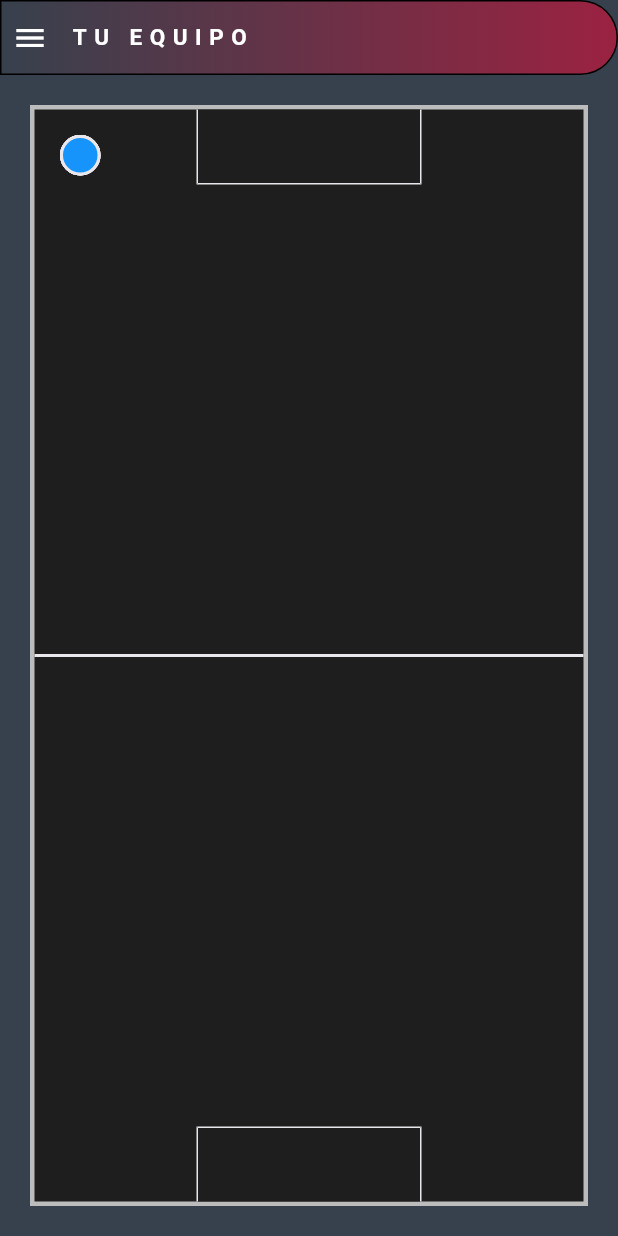
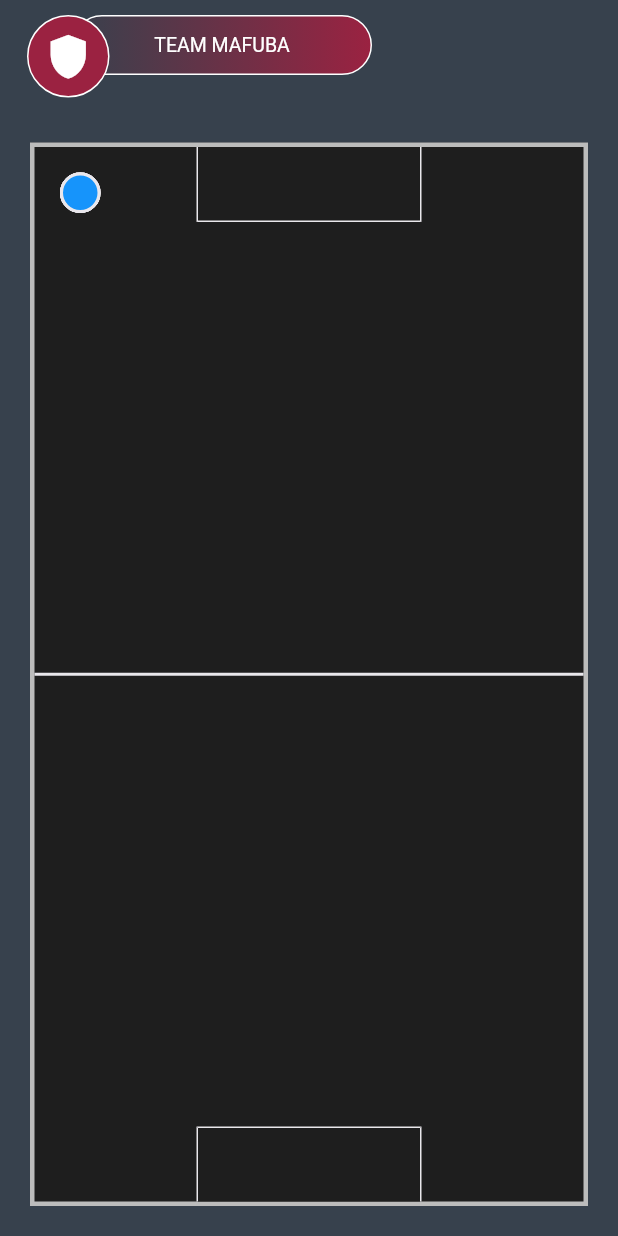
Before and after one commit to Gut333/picaditos_app, a Flutter app: the screen it shows after launch, on a phone screen of 412 x 824 dp. Run offline on Flutter 3.47's test engine with Material 2 defaults, Android fonts, the phone set to English and light mode, and no system bars.

Commit message:
Se hizo una custom AppBar.

```diff
--- a/lib/main.dart
+++ b/lib/main.dart
@@ -1,14 +1,10 @@
-
-
 import 'package:flutter/material.dart';
 import 'package:picaditos_app/src/ui/components/draw_tactics_component.dart';
 import 'package:picaditos_app/src/ui/components/player_button_component.dart';
 import 'package:picaditos_app/src/ui/components/soccer_arena_component.dart';
 import 'dart:ui';
 
-
 // import 'package:mvc_pattern/mvc_pattern.dart';
-
 
 void main() => runApp(const MyApp());
 
@@ -21,12 +17,9 @@ class MyApp extends StatelessWidget {
       title: "Picaditos Manager",
       debugShowCheckedModeBanner: false,
       home: HomePage(),
-
     );
-
   }
 }
-
 
 class PlayerArenaIcon extends StatelessWidget {
   const PlayerArenaIcon({Key? key}) : super(key: key);
@@ -63,7 +56,6 @@ class PlayerArenaIcon extends StatelessWidget {
 
 }
 
-
 class HomePage extends StatefulWidget {
   const HomePage({Key? key}) : super(key: key);
 
@@ -72,16 +64,13 @@ class HomePage extends StatefulWidget {
 }
 
 
-
 class _HomePageState extends State<HomePage> {
   @override
   Widget build(BuildContext context) {
     return SafeArea(
       child: Scaffold(
         backgroundColor: const Color.fromARGB(255, 55, 65, 77),
-        appBar: _appBarModule(),
-     //   bottomNavigationBar: _bottomNavigationModule(),
-        drawer: _drawerModule(),
+        appBar: _appBarModuleTest(),
         body: Stack(
           children: const [
             SoccerField(),
@@ -99,47 +88,109 @@ class _HomePageState extends State<HomePage> {
 
   }
 
-  _appBarModule(){
+
+
+
+  _appBarModuleTest(){
     return AppBar(
-      leadingWidth: 30,
+      toolbarHeight: 75,
       backgroundColor: Colors.transparent,
       shadowColor: Colors.transparent,
       flexibleSpace: Container(
-        height: 60,
+        color: Colors.transparent,
+        width: double.infinity,
+        height: double.infinity,
+        child: Row(
+          mainAxisAlignment: MainAxisAlignment.start,
+          children: [
+            const SizedBox(width: 10,),
+            _circleAppBar(),
+
+          ],
+        ),
+      ),
+    );
+
+
+
+  }
+
+  _circleAppBar(){
+    return Padding(
+      padding: const EdgeInsets.all(8.0),
+      child: Stack(
+        children: [
+          Row(
+
+            children: [
+              SizedBox(width: 30,),
+              Container(
+                height: 40,
+                width: 200,
                 decoration: BoxDecoration(
-          border: Border.all(color: Colors.black),
-          borderRadius: const BorderRadius.only(
-            bottomRight: Radius.circular(400),
-            topRight: Radius.circular(400),
-          ),
+                  color: const Color.fromARGB(255, 155, 34, 65),
+                  borderRadius: const BorderRadius.all(Radius.circular(40)),
+                  border: Border.all(color: Colors.white,width: 1),
                   gradient: const LinearGradient(
                       colors: [
                         Color.fromARGB(255, 55, 65, 77),
                         Color.fromARGB(255, 155, 34, 65)]),
                 ),
-      ),
-      toolbarHeight: 50,
-      centerTitle: true,
-      title: Row(
-        mainAxisAlignment: MainAxisAlignment.spaceBetween,
+                child: Row(
+                  mainAxisAlignment: MainAxisAlignment.center,
                   children: const [
-          Text("TU EQUIPO",
-            style: TextStyle(
-              letterSpacing: 5,
-              fontSize: 15,
-              fontWeight: FontWeight.bold,
+                          Text("TEAM MAFUBA",
+                          style: TextStyle(color: Colors.white,fontSize: 13),
                         ),
 
+
+                  ],
+                ),
               ),
             ],
           ),
 
 
+
+          Container(
+          height: 55,
+          width: 55,
+          decoration: BoxDecoration(
+            color: const Color.fromARGB(255, 155, 34, 65),
+            borderRadius: const BorderRadius.all(Radius.circular(40)),
+            border: Border.all(color: Colors.white,width: 1),
+          ),
+            child: const Icon(Icons.shield_sharp,color: Colors.white,size: 35,),
+        ),
+
+
+
+      ],
+      ),
     );
   }
 
+  _menuAppBar(){
+    return Container(
+      height: 30,
+      width: 30,
+      decoration: BoxDecoration(
+        color: const Color.fromARGB(255, 155, 34, 65),
+        borderRadius: BorderRadius.all(Radius.circular(40)),
+        border: Border.all(color: Colors.white,width: 2),
+      ),
+
+
+
+    );
+  }
+
+
+
+
   _drawerModule(){
     return Drawer(
+
       width: 200,
       backgroundColor: const Color.fromARGB(255, 30, 30, 30),
       child: Column(
@@ -214,13 +265,6 @@ class _HomePageState extends State<HomePage> {
   }
 
 
-/////////////////////////////////////////////////////////////////////////
-
-
-
-////////////////////////////////////////////////////////////////////
-
-
 class TeamSquadItem extends StatefulWidget {
   const TeamSquadItem({Key? key}) : super(key: key);
 
@@ -271,12 +315,8 @@ class _TeamSquadItemState extends State<TeamSquadItem> {
 
 
 
-////////////////////////////////////////////////////////////////////////
 
-
-
-
-// PicaditosManagerCustomColors :
+/////////////////CUSTOM COLORS//////////////////////////////////////////
 // CustomLime
 // Color.fromARGB(255, 193, 245, 79)
 //
@@ -297,7 +337,4 @@ class _TeamSquadItemState extends State<TeamSquadItem> {
 //
 // CustomWhite
 // Color.fromARGB(255, 233, 231, 236)
-
-
-
 /////////////////////////////////////////////////////////////////////
--- a/lib/src/ui/components/player_button_component.dart
+++ b/lib/src/ui/components/player_button_component.dart
@@ -12,6 +12,7 @@ class PlayerButtonWidget extends StatefulWidget {
 
 class _PlayerButtonWidgetState extends State<PlayerButtonWidget> {
   Offset offset = Offset.zero;
+
 
   @override
   Widget build(BuildContext context) {
--- a/lib/src/ui/components/soccer_arena_component.dart
+++ b/lib/src/ui/components/soccer_arena_component.dart
@@ -13,7 +13,7 @@ class SoccerField extends StatelessWidget {
           color: const Color.fromARGB(255, 30, 30, 30),
           child: Stack(
             children: [
-              _fieldBackground(),
+              _fieldBorderLines(),
               DrawTactics(),
             ],
           ),
@@ -22,7 +22,8 @@ class SoccerField extends StatelessWidget {
     );
   }
 
-  _fieldBackground(){
+
+  _fieldBorderLines(){
     return Container(
       decoration: BoxDecoration(
         border: Border.all(
```
Lines whose indentation alone changed are shown as unchanged.
